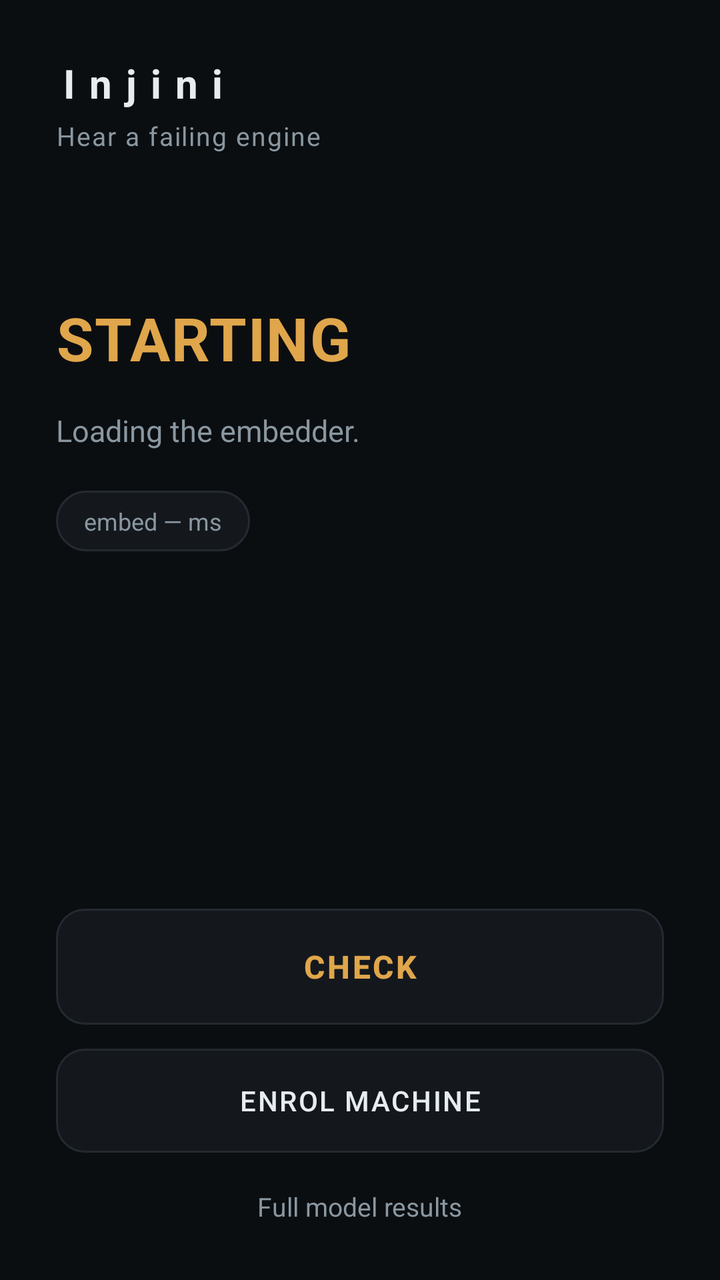
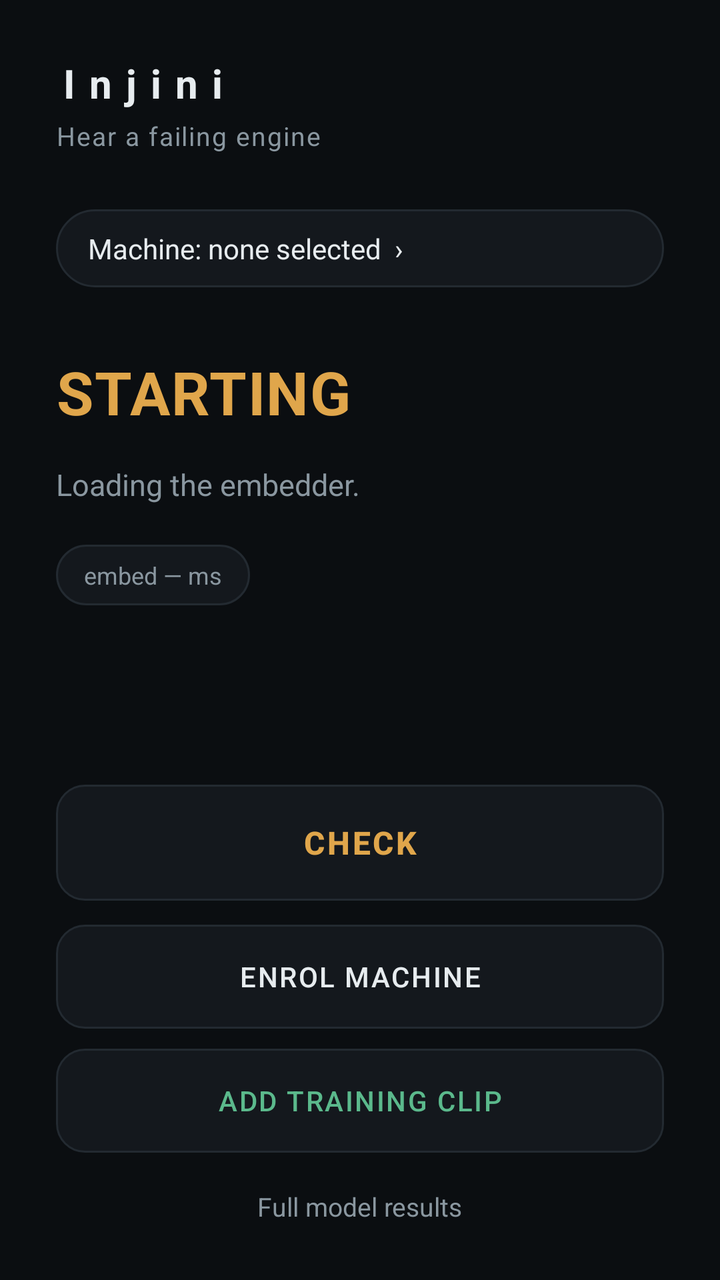

Compare the two renders of this Android layout. The source of the first and the diff that turns it into the second are given below.
<!-- AndroidManifest.xml: application theme Theme.Injini -->
<!-- res/layout/activity_main.xml -->
<?xml version="1.0" encoding="utf-8"?>
<androidx.constraintlayout.widget.ConstraintLayout
    android:id="@+id/rootLayout"
    xmlns:android="http://schemas.android.com/apk/res/android"
    xmlns:app="http://schemas.android.com/apk/res-auto"
    android:layout_width="match_parent"
    android:layout_height="match_parent"
    android:background="@color/injini_bg"
    android:padding="28dp">

    <TextView
        android:id="@+id/wordmark"
        android:layout_width="wrap_content"
        android:layout_height="wrap_content"
        android:text="@string/app_name"
        android:textColor="@color/injini_text"
        android:textSize="20sp"
        android:letterSpacing="0.35"
        android:textStyle="bold"
        app:layout_constraintTop_toTopOf="parent"
        app:layout_constraintStart_toStartOf="parent" />

    <TextView
        android:id="@+id/tagline"
        android:layout_width="wrap_content"
        android:layout_height="wrap_content"
        android:layout_marginTop="4dp"
        android:text="@string/tagline"
        android:textColor="@color/injini_dim"
        android:textSize="13sp"
        android:letterSpacing="0.05"
        app:layout_constraintTop_toBottomOf="@id/wordmark"
        app:layout_constraintStart_toStartOf="parent" />

    <TextView
        android:id="@+id/statusWord"
        android:layout_width="0dp"
        android:layout_height="wrap_content"
        android:text="STARTING"
        android:textColor="@color/injini_amber"
        android:textSize="30sp"
        android:textStyle="bold"
        android:letterSpacing="0.02"
        app:layout_constraintTop_toBottomOf="@id/tagline"
        app:layout_constraintStart_toStartOf="parent"
        app:layout_constraintEnd_toEndOf="parent"
        android:layout_marginTop="72dp" />

    <TextView
        android:id="@+id/detailText"
        android:layout_width="0dp"
        android:layout_height="wrap_content"
        android:layout_marginTop="16dp"
        android:text="Loading the embedder."
        android:textColor="@color/injini_dim"
        android:textSize="15sp"
        android:lineSpacingMultiplier="1.3"
        app:layout_constraintTop_toBottomOf="@id/statusWord"
        app:layout_constraintStart_toStartOf="parent"
        app:layout_constraintEnd_toEndOf="parent" />

    <TextView
        android:id="@+id/latencyChip"
        android:layout_width="wrap_content"
        android:layout_height="wrap_content"
        android:layout_marginTop="20dp"
        android:background="@drawable/bg_chip"
        android:paddingHorizontal="14dp"
        android:paddingVertical="7dp"
        android:text="embed — ms"
        android:textColor="@color/injini_dim"
        android:textSize="12sp"
        app:layout_constraintTop_toBottomOf="@id/detailText"
        app:layout_constraintStart_toStartOf="parent" />

    
    <androidx.appcompat.widget.AppCompatButton
        android:id="@+id/checkButton"
        android:layout_width="0dp"
        android:layout_height="58dp"
        android:background="@drawable/bg_button"
        android:text="@string/check"
        android:textColor="@color/injini_amber"
        android:textSize="16sp"
        android:textStyle="bold"
        android:letterSpacing="0.08"
        android:stateListAnimator="@null"
        app:layout_constraintBottom_toTopOf="@id/enrolButton"
        app:layout_constraintStart_toStartOf="parent"
        app:layout_constraintEnd_toEndOf="parent"
        android:layout_marginBottom="12dp" />

    <androidx.appcompat.widget.AppCompatButton
        android:id="@+id/enrolButton"
        android:layout_width="0dp"
        android:layout_height="52dp"
        android:background="@drawable/bg_button"
        android:text="@string/enrol"
        android:textColor="@color/injini_text"
        android:textSize="14sp"
        android:letterSpacing="0.06"
        android:stateListAnimator="@null"
        app:layout_constraintBottom_toTopOf="@id/resultsLink"
        app:layout_constraintStart_toStartOf="parent"
        app:layout_constraintEnd_toEndOf="parent"
        android:layout_marginBottom="18dp" />

    <TextView
        android:id="@+id/resultsLink"
        android:layout_width="wrap_content"
        android:layout_height="wrap_content"
        android:text="@string/full_results"
        android:textColor="@color/injini_dim"
        android:textSize="13sp"
        app:layout_constraintBottom_toBottomOf="parent"
        app:layout_constraintStart_toStartOf="parent"
        app:layout_constraintEnd_toEndOf="parent" />

</androidx.constraintlayout.widget.ConstraintLayout>
<!-- resources referenced by this layout -->
<resources>
  <color name="injini_amber">#E0A64B</color>
  <color name="injini_bg">#0B0E11</color>
  <color name="injini_dim">#8A97A0</color>
  <color name="injini_text">#E7ECEF</color>
  <!-- drawable bg_button (drawable) -->
  <?xml version="1.0" encoding="utf-8"?>
  <shape xmlns:android="http://schemas.android.com/apk/res/android" android:shape="rectangle">
      <solid android:color="@color/injini_surface" />
      <stroke android:width="1dp" android:color="@color/injini_line" />
      <corners android:radius="14dp" />
  </shape>
  <!-- drawable bg_chip (drawable) -->
  <?xml version="1.0" encoding="utf-8"?>
  <shape xmlns:android="http://schemas.android.com/apk/res/android" android:shape="rectangle">
      <solid android:color="@color/injini_surface" />
      <stroke android:width="1dp" android:color="@color/injini_line" />
      <corners android:radius="999dp" />
  </shape>
  <string name="app_name">Injini</string>
  <string name="check">Check</string>
  <string name="enrol">Enrol machine</string>
  <string name="full_results">Full model results</string>
  <string name="tagline">Hear a failing engine</string>
  <style name="Theme.Injini" parent="Theme.MaterialComponents.DayNight.NoActionBar">
          <item name="colorPrimary">@color/injini_amber</item>
          <item name="colorSecondary">@color/injini_green</item>
          <item name="android:windowBackground">@color/injini_bg</item>
          <item name="android:statusBarColor">@color/injini_bg</item>
          <item name="android:navigationBarColor">@color/injini_bg</item>
          <item name="android:windowLightStatusBar">false</item>
      </style>
  <color name="injini_surface">#14181D</color>
  <color name="injini_line">#232A31</color>
  <color name="injini_green">#5BB98C</color>
</resources>

<!-- the commit's change to res/layout/activity_main.xml (unified diff, before → after) -->
@@ -32,6 +32,22 @@
         app:layout_constraintTop_toBottomOf="@id/wordmark"
         app:layout_constraintStart_toStartOf="parent" />
 
+    
+    <TextView
+        android:id="@+id/machineRow"
+        android:layout_width="0dp"
+        android:layout_height="wrap_content"
+        android:layout_marginTop="28dp"
+        android:background="@drawable/bg_chip"
+        android:paddingHorizontal="16dp"
+        android:paddingVertical="10dp"
+        android:text="Machine: none selected  ›"
+        android:textColor="@color/injini_text"
+        android:textSize="14sp"
+        app:layout_constraintTop_toBottomOf="@id/tagline"
+        app:layout_constraintStart_toStartOf="parent"
+        app:layout_constraintEnd_toEndOf="parent" />
+
     <TextView
         android:id="@+id/statusWord"
         android:layout_width="0dp"
@@ -41,10 +57,10 @@
         android:textSize="30sp"
         android:textStyle="bold"
         android:letterSpacing="0.02"
-        app:layout_constraintTop_toBottomOf="@id/tagline"
+        app:layout_constraintTop_toBottomOf="@id/machineRow"
         app:layout_constraintStart_toStartOf="parent"
         app:layout_constraintEnd_toEndOf="parent"
-        android:layout_marginTop="72dp" />
+        android:layout_marginTop="32dp" />
 
     <TextView
         android:id="@+id/detailText"
@@ -74,6 +90,17 @@
         app:layout_constraintStart_toStartOf="parent" />
 
     
+    <com.injini.app.WaveformView
+        android:id="@+id/waveform"
+        android:layout_width="0dp"
+        android:layout_height="72dp"
+        android:layout_marginTop="28dp"
+        android:visibility="gone"
+        app:layout_constraintTop_toBottomOf="@id/latencyChip"
+        app:layout_constraintStart_toStartOf="parent"
+        app:layout_constraintEnd_toEndOf="parent" />
+
+    
     <androidx.appcompat.widget.AppCompatButton
         android:id="@+id/checkButton"
         android:layout_width="0dp"
@@ -100,6 +127,21 @@
         android:textSize="14sp"
         android:letterSpacing="0.06"
         android:stateListAnimator="@null"
+        app:layout_constraintBottom_toTopOf="@id/addClipButton"
+        app:layout_constraintStart_toStartOf="parent"
+        app:layout_constraintEnd_toEndOf="parent"
+        android:layout_marginBottom="10dp" />
+
+    <androidx.appcompat.widget.AppCompatButton
+        android:id="@+id/addClipButton"
+        android:layout_width="0dp"
+        android:layout_height="52dp"
+        android:background="@drawable/bg_button"
+        android:text="@string/add_training_clip"
+        android:textColor="@color/injini_green"
+        android:textSize="14sp"
+        android:letterSpacing="0.06"
+        android:stateListAnimator="@null"
         app:layout_constraintBottom_toTopOf="@id/resultsLink"
         app:layout_constraintStart_toStartOf="parent"
         app:layout_constraintEnd_toEndOf="parent"
<!-- resource entries referenced after the edit -->
@@ -18,6 +18,7 @@
       <stroke android:width="1dp" android:color="@color/injini_line" />
       <corners android:radius="999dp" />
   </shape>
+  <string name="add_training_clip">Add training clip</string>
   <string name="app_name">Injini</string>
   <string name="check">Check</string>
   <string name="enrol">Enrol machine</string>
